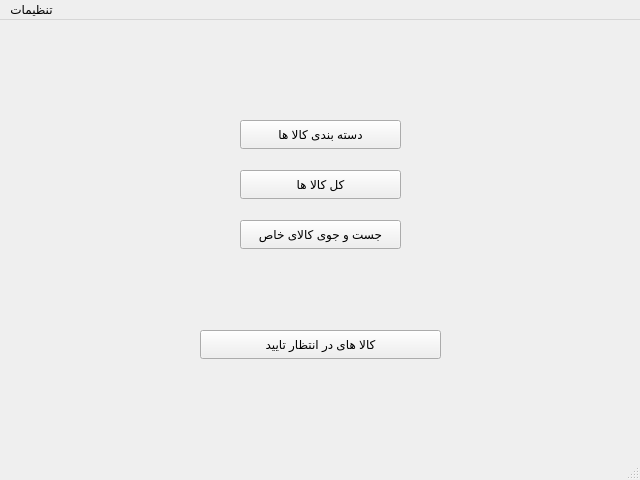
This is ReviewAdminWindow.ui in Alireza8hi/Project-DigiKala as Qt 5 draws it before an edit. The edited form follows.
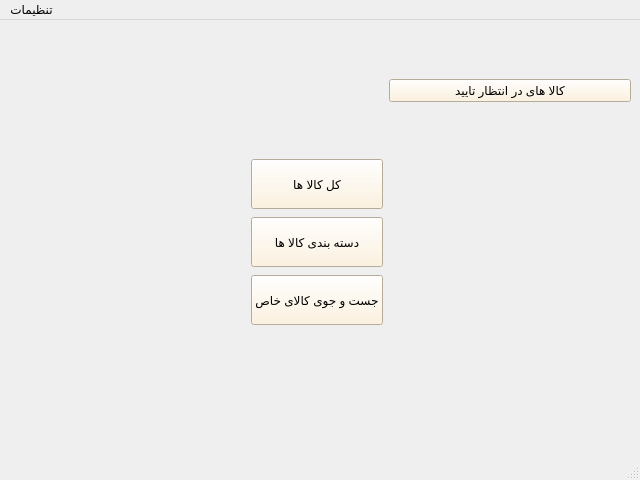
This is the edited form. Icons and pictures are not drawn.

The edit to the form file:
```diff
--- a/ReviewAdminWindow.ui
+++ b/ReviewAdminWindow.ui
@@ -14,58 +14,199 @@
    <string>MainWindow</string>
   </property>
   <widget class="QWidget" name="centralwidget">
-   <widget class="QPushButton" name="CategoriesBtn">
-    <property name="geometry">
-     <rect>
-      <x>240</x>
-      <y>100</y>
-      <width>161</width>
-      <height>29</height>
-     </rect>
-    </property>
-    <property name="text">
-     <string>دسته بندی کالا ها</string>
-    </property>
-   </widget>
-   <widget class="QPushButton" name="AllCommoditiesBtn">
-    <property name="geometry">
-     <rect>
-      <x>240</x>
-      <y>150</y>
-      <width>161</width>
-      <height>29</height>
-     </rect>
-    </property>
-    <property name="text">
-     <string>کل کالا ها</string>
-    </property>
-   </widget>
-   <widget class="QPushButton" name="SearchBtn">
-    <property name="geometry">
-     <rect>
-      <x>240</x>
-      <y>200</y>
-      <width>161</width>
-      <height>29</height>
-     </rect>
-    </property>
-    <property name="text">
-     <string>جست و جوی کالای خاص</string>
-    </property>
-   </widget>
-   <widget class="QPushButton" name="CommoditiesAwaitingApprovalBtn">
-    <property name="geometry">
-     <rect>
-      <x>200</x>
-      <y>310</y>
-      <width>241</width>
-      <height>29</height>
-     </rect>
-    </property>
-    <property name="text">
-     <string>کالا های در انتظار تایید</string>
-    </property>
-   </widget>
+   <property name="styleSheet">
+    <string notr="true">background-image: url(:/Pics/Pics/pngtree-taobao-vector-cartoon-review-resume-business-technology-document-poster-background-image_132424.jpg);</string>
+   </property>
+   <layout class="QGridLayout" name="gridLayout">
+    <item row="0" column="1">
+     <spacer name="verticalSpacer">
+      <property name="orientation">
+       <enum>Qt::Vertical</enum>
+      </property>
+      <property name="sizeHint" stdset="0">
+       <size>
+        <width>20</width>
+        <height>40</height>
+       </size>
+      </property>
+     </spacer>
+    </item>
+    <item row="3" column="1">
+     <layout class="QVBoxLayout" name="verticalLayout">
+      <item>
+       <widget class="QPushButton" name="AllCommoditiesBtn">
+        <property name="sizePolicy">
+         <sizepolicy hsizetype="Minimum" vsizetype="Fixed">
+          <horstretch>0</horstretch>
+          <verstretch>50</verstretch>
+         </sizepolicy>
+        </property>
+        <property name="minimumSize">
+         <size>
+          <width>0</width>
+          <height>50</height>
+         </size>
+        </property>
+        <property name="styleSheet">
+         <string notr="true">background-image: url(:/Pics/Pics/NoBack.png);
+background-color: rgb(255, 240, 214);
+color: rgb(0, 0, 0);</string>
+        </property>
+        <property name="text">
+         <string>کل کالا ها</string>
+        </property>
+        <property name="icon">
+         <iconset resource="icons.qrc">
+          <normaloff>:/Icons/Icons/5110770.png</normaloff>:/Icons/Icons/5110770.png</iconset>
+        </property>
+       </widget>
+      </item>
+      <item>
+       <spacer name="verticalSpacer_4">
+        <property name="orientation">
+         <enum>Qt::Vertical</enum>
+        </property>
+        <property name="sizeType">
+         <enum>QSizePolicy::Preferred</enum>
+        </property>
+        <property name="sizeHint" stdset="0">
+         <size>
+          <width>20</width>
+          <height>2</height>
+         </size>
+        </property>
+       </spacer>
+      </item>
+      <item>
+       <widget class="QPushButton" name="CategoriesBtn">
+        <property name="sizePolicy">
+         <sizepolicy hsizetype="Minimum" vsizetype="Fixed">
+          <horstretch>0</horstretch>
+          <verstretch>50</verstretch>
+         </sizepolicy>
+        </property>
+        <property name="minimumSize">
+         <size>
+          <width>0</width>
+          <height>50</height>
+         </size>
+        </property>
+        <property name="styleSheet">
+         <string notr="true">background-image: url(:/Pics/Pics/NoBack.png);
+background-color: rgb(255, 240, 214);
+color: rgb(0, 0, 0);</string>
+        </property>
+        <property name="text">
+         <string>دسته بندی کالا ها</string>
+        </property>
+        <property name="icon">
+         <iconset resource="icons.qrc">
+          <normaloff>:/Icons/Icons/categories-icon-1.jpg</normaloff>:/Icons/Icons/categories-icon-1.jpg</iconset>
+        </property>
+       </widget>
+      </item>
+      <item>
+       <spacer name="verticalSpacer_3">
+        <property name="orientation">
+         <enum>Qt::Vertical</enum>
+        </property>
+        <property name="sizeType">
+         <enum>QSizePolicy::Preferred</enum>
+        </property>
+        <property name="sizeHint" stdset="0">
+         <size>
+          <width>20</width>
+          <height>2</height>
+         </size>
+        </property>
+       </spacer>
+      </item>
+      <item>
+       <widget class="QPushButton" name="SearchBtn">
+        <property name="sizePolicy">
+         <sizepolicy hsizetype="Minimum" vsizetype="Fixed">
+          <horstretch>0</horstretch>
+          <verstretch>50</verstretch>
+         </sizepolicy>
+        </property>
+        <property name="minimumSize">
+         <size>
+          <width>0</width>
+          <height>50</height>
+         </size>
+        </property>
+        <property name="styleSheet">
+         <string notr="true">background-image: url(:/Pics/Pics/NoBack.png);
+background-color: rgb(255, 240, 214);
+color: rgb(0, 0, 0);</string>
+        </property>
+        <property name="text">
+         <string>جست و جوی کالای خاص</string>
+        </property>
+        <property name="icon">
+         <iconset resource="icons.qrc">
+          <normaloff>:/Icons/Icons/search-icon-png-5.png</normaloff>:/Icons/Icons/search-icon-png-5.png</iconset>
+        </property>
+       </widget>
+      </item>
+     </layout>
+    </item>
+    <item row="0" column="2">
+     <widget class="QPushButton" name="CommoditiesAwaitingApprovalBtn">
+      <property name="styleSheet">
+       <string notr="true">background-image: url(:/Pics/Pics/NoBack.png);
+background-color: rgb(255, 240, 214);
+color: rgb(0, 0, 0);</string>
+      </property>
+      <property name="text">
+       <string>کالا های در انتظار تایید</string>
+      </property>
+      <property name="icon">
+       <iconset resource="icons.qrc">
+        <normaloff>:/Icons/Icons/timer-icon-14.jpg</normaloff>:/Icons/Icons/timer-icon-14.jpg</iconset>
+      </property>
+     </widget>
+    </item>
+    <item row="3" column="2">
+     <spacer name="horizontalSpacer_2">
+      <property name="orientation">
+       <enum>Qt::Horizontal</enum>
+      </property>
+      <property name="sizeHint" stdset="0">
+       <size>
+        <width>40</width>
+        <height>20</height>
+       </size>
+      </property>
+     </spacer>
+    </item>
+    <item row="3" column="0">
+     <spacer name="horizontalSpacer">
+      <property name="orientation">
+       <enum>Qt::Horizontal</enum>
+      </property>
+      <property name="sizeHint" stdset="0">
+       <size>
+        <width>40</width>
+        <height>20</height>
+       </size>
+      </property>
+     </spacer>
+    </item>
+    <item row="4" column="1">
+     <spacer name="verticalSpacer_2">
+      <property name="orientation">
+       <enum>Qt::Vertical</enum>
+      </property>
+      <property name="sizeHint" stdset="0">
+       <size>
+        <width>20</width>
+        <height>40</height>
+       </size>
+      </property>
+     </spacer>
+    </item>
+   </layout>
   </widget>
   <widget class="QMenuBar" name="menubar">
    <property name="geometry">
```
Left out of the diff: 18 changed lines with no effect on the pictures.
